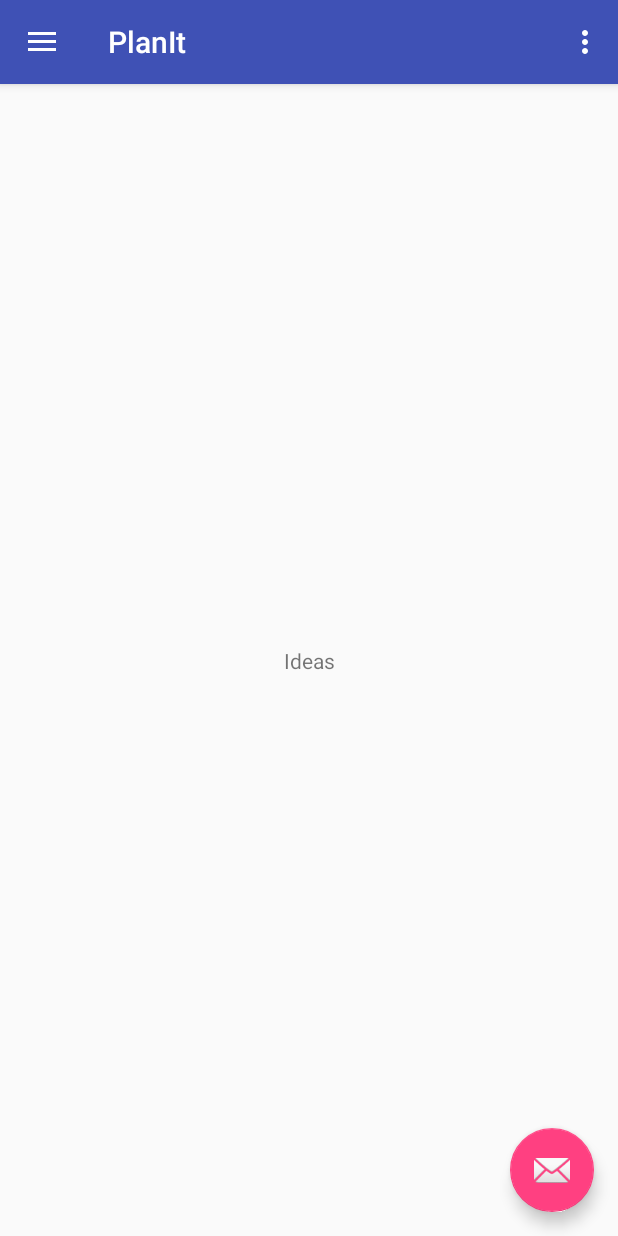
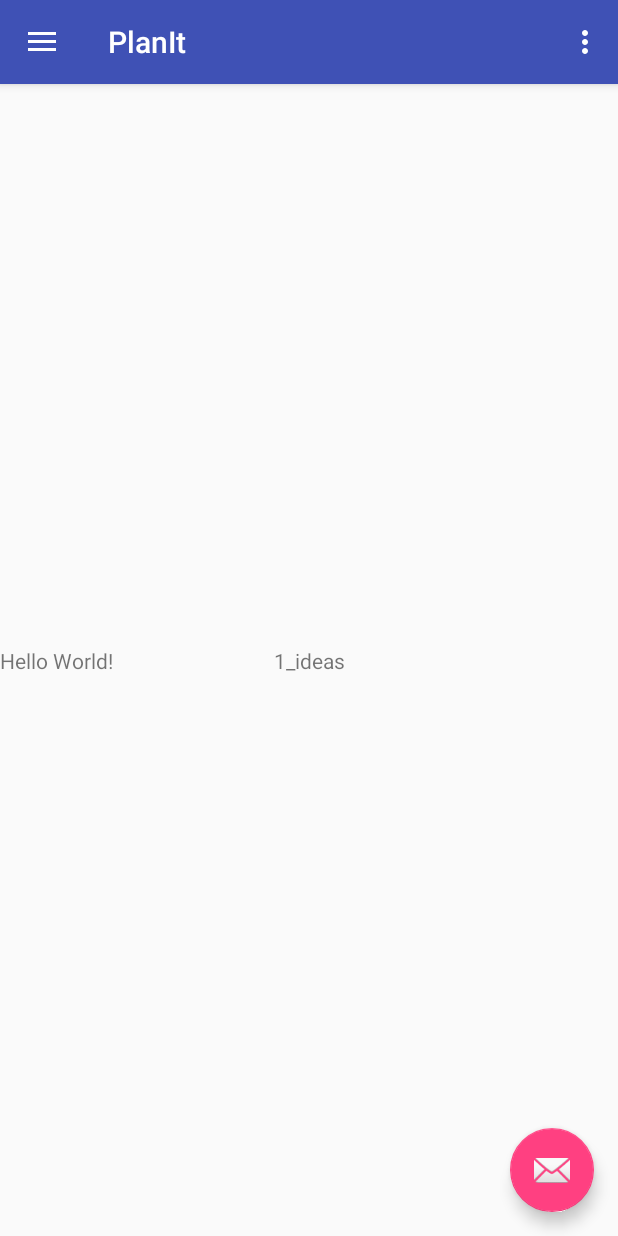
Before and after one commit to sinha08/PlanIt, an Android app: the screen it shows after launch (HomeActivity), after a tap on an icon or button, on a phone screen of 412 x 824 dp. Run offline under Robolectric (Android 15) with nearby library versions, the phone set to English and light mode, and no system bars; our stand-ins replace Room's generated code, RxJava; libraries missing offline, so code that uses them is left out: android.arch.persistence.

Commit message:
checking executors and repository pattern to pass data from data layer to views

```diff
--- a/app/src/main/java/planit/sinha/ankur/com/planit/ui/main/HomeActivity.java
+++ b/app/src/main/java/planit/sinha/ankur/com/planit/ui/main/HomeActivity.java
@@ -18,6 +18,8 @@ import android.view.MenuItem;
 import android.widget.TextView;
 import android.widget.Toast;
 
+import java.util.List;
+
 import planit.sinha.ankur.com.planit.R;
 import planit.sinha.ankur.com.planit.data.model.db.Category;
 
@@ -25,26 +27,31 @@ public class HomeActivity extends AppCompatActivity
         implements NavigationView.OnNavigationItemSelectedListener {
 
     private TextView mCategoryName;
+    private TextView mCategoryName1;
+    private HomeViewModel model;
 
     @Override
     protected void onCreate(Bundle savedInstanceState) {
         super.onCreate(savedInstanceState);
         setContentView(R.layout.activity_home);
         mCategoryName = findViewById(R.id.category_name);
+        mCategoryName1 = findViewById(R.id.category_name1);
         Toolbar toolbar = (Toolbar) findViewById(R.id.toolbar);
         setSupportActionBar(toolbar);
 
         HomeViewModel.Factory factory = new HomeViewModel.Factory(
                 getApplication());
 
-        final HomeViewModel model = ViewModelProviders.of(this, factory)
+        model = ViewModelProviders.of(this, factory)
                 .get(HomeViewModel.class);
 
         FloatingActionButton fab = (FloatingActionButton) findViewById(R.id.fab);
         fab.setOnClickListener(new View.OnClickListener() {
             @Override
             public void onClick(View view) {
-                model.saveCategory();
+                for (int i=0;i<2;i++) {
+                    model.saveCategory(i,i+"_ideas");
+                }
                 Toast.makeText(getApplicationContext(),"added category",Toast.LENGTH_SHORT).show();
             }
         });
@@ -69,6 +76,14 @@ public class HomeActivity extends AppCompatActivity
             public void onChanged(@Nullable Category category) {
                 if (category != null)
                     mCategoryName.setText(category.getText());
+            }
+        });
+
+        model.getObservableList().observe(this, new Observer<List<Category>>() {
+            @Override
+            public void onChanged(@Nullable List<Category> categories) {
+                if(categories != null && !categories.isEmpty())
+                    mCategoryName1.setText(categories.get(1).getText());
             }
         });
     }
@@ -99,6 +114,7 @@ public class HomeActivity extends AppCompatActivity
 
         //noinspection SimplifiableIfStatement
         if (id == R.id.action_settings) {
+            model.getListOfCategories();
             return true;
         }
 
--- a/app/src/main/java/planit/sinha/ankur/com/planit/ui/main/HomeViewModel.java
+++ b/app/src/main/java/planit/sinha/ankur/com/planit/ui/main/HomeViewModel.java
@@ -3,6 +3,7 @@ package planit.sinha.ankur.com.planit.ui.main;
 import android.app.Application;
 import android.arch.lifecycle.AndroidViewModel;
 import android.arch.lifecycle.LiveData;
+import android.arch.lifecycle.MutableLiveData;
 import android.arch.lifecycle.ViewModel;
 import android.arch.lifecycle.ViewModelProvider;
 import android.support.annotation.NonNull;
@@ -20,20 +21,39 @@ import planit.sinha.ankur.com.planit.data.model.db.Category;
 public class HomeViewModel extends AndroidViewModel {
 
     private final LiveData<Category> mObservableCategory;
+    private final MutableLiveData<List<Category>> mObservableList;
     private CategoryDataSource mRepository;
 
     public HomeViewModel(@NonNull Application application, CategoryDataSource repository) {
         super(application);
         mRepository = repository;
-        mObservableCategory = repository.getCategoryById(1234);
+        mObservableList = new MutableLiveData<>();
+        mObservableCategory = repository.getCategoryById(1);
     }
 
-    public void saveCategory() {
-        mRepository.saveCategories(new Category(1234, "Ideas"));
+    public void saveCategory(int id, String name) {
+        mRepository.saveCategories(new Category(id, name));
+    }
+
+    public void getListOfCategories() {
+        mRepository.getCategories(new CategoryDataSource.LoadCategoriesCallback() {
+            @Override
+            public void onCategoriessLoaded(List<Category> categories) {
+                mObservableList.setValue(categories);
+            }
+
+            @Override
+            public void onDataNotAvailable() {
+
+            }
+        });
     }
     /**
      * Expose the LiveData Comments query so the UI can observe it.
      */
+    public MutableLiveData<List<Category>> getObservableList () {
+        return mObservableList;
+    }
 
     public LiveData<Category> getObservableCategory() {
         return mObservableCategory;
--- a/app/src/main/res/layout/content_home.xml
+++ b/app/src/main/res/layout/content_home.xml
@@ -18,4 +18,11 @@
         app:layout_constraintRight_toRightOf="parent"
         app:layout_constraintTop_toTopOf="parent" />
 
+    <TextView
+        android:id="@+id/category_name1"
+        android:layout_width="wrap_content"
+        android:layout_height="wrap_content"
+        android:text="Hello World!"
+        app:layout_constraintBottom_toBottomOf="@id/category_name" />
+
 </android.support.constraint.ConstraintLayout>
```
